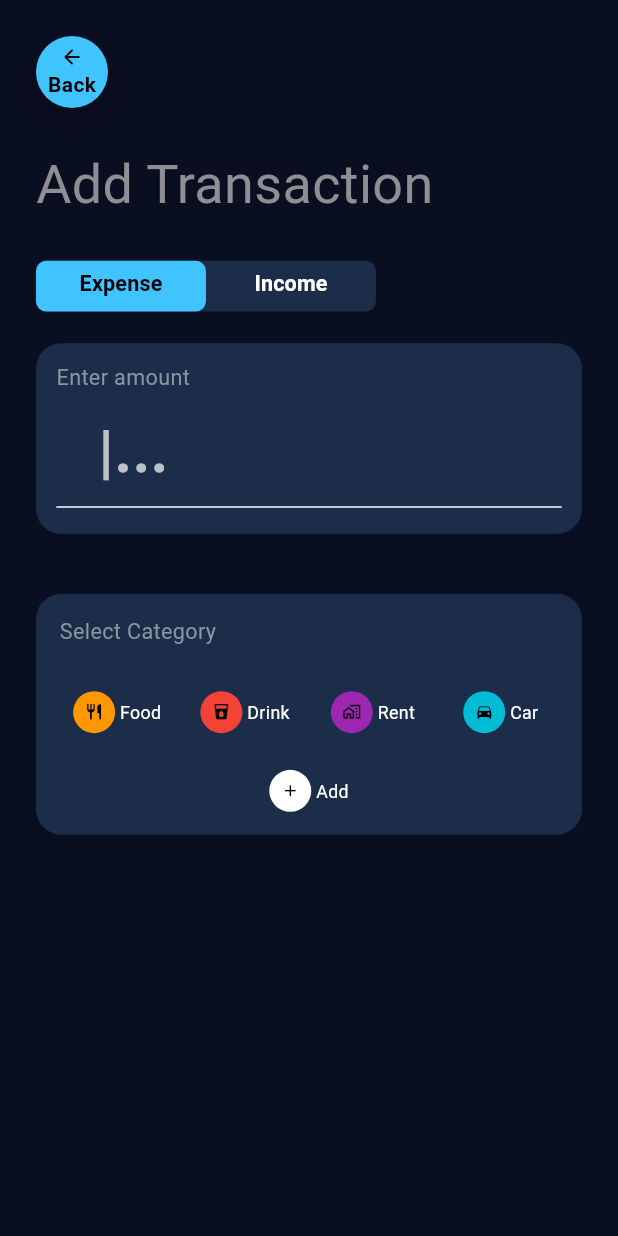
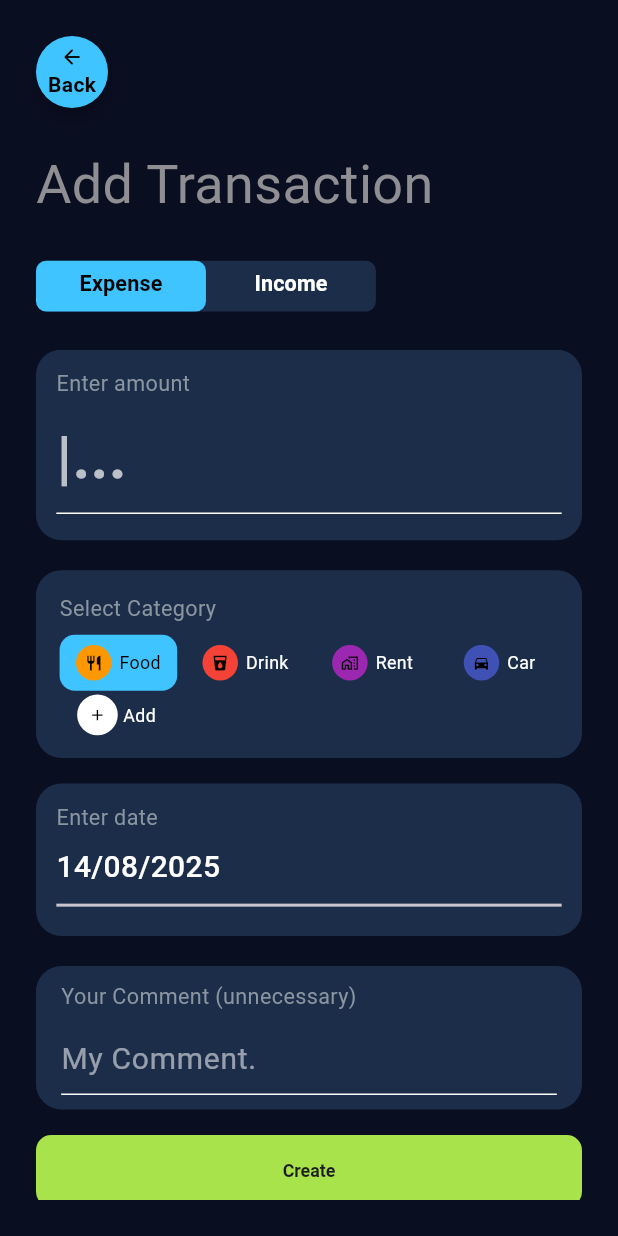
Before and after one commit to AbrorAzizov/Finance_Guard, a Flutter app: the screen it shows after launch, after a tap on "Add", on a phone screen of 412 x 824 dp. Run offline on Flutter 3.47's test engine with Material 3 defaults, Android fonts, the light colour scheme and no system bars; our stand-ins replace flutter_screenutil, get_it, hive, hive_flutter; accounts and stored records are empty; generated files the repository leaves out were written again.

Commit message:
first commit

```diff
--- a/lib/core/constants/app_colors.dart
+++ b/lib/core/constants/app_colors.dart
@@ -6,7 +6,7 @@ class AppColors {
   static const Color primary = Color(0xFF007AFF); // iOS-style blue
 
   /// Success indicator (e.g. +48.00%)
-  static const Color success = Color(0xFF34C759); // green
+  static const Color buttonColor = Color(0xFFA9E34B); // green
 
   /// Error indicator (e.g. -48.00%)
   static const Color error = Color(0xFFFF3B30); // red
--- /dev/null
+++ b/lib/core/widgets/comment_section.dart
@@ -0,0 +1,53 @@
+import 'package:finance_guard/core/constants/app_colors.dart';
+import 'package:finance_guard/core/constants/text_styles.dart';
+import 'package:flutter/material.dart';
+import 'package:flutter_screenutil/flutter_screenutil.dart';
+
+class CommentInput extends StatelessWidget {
+  final ValueChanged<String> onCommentChanged;
+  final String? initialValue;
+
+  const CommentInput({
+    super.key,
+    required this.onCommentChanged,
+    this.initialValue,
+  });
+
+  @override
+  Widget build(BuildContext context) {
+    final controller = TextEditingController(text: initialValue ?? '');
+
+    return Container(
+      height: 113.h,
+      width: double.infinity,
+      padding: EdgeInsets.symmetric(horizontal: 16.w, vertical: 12.h),
+      decoration: BoxDecoration(
+        color: AppColors.cardBackground,
+        borderRadius: BorderRadius.circular(20.r),
+      ),
+      child: Column(
+        crossAxisAlignment: CrossAxisAlignment.start,
+        children: [
+          Text("Your Comment (unnecessary)", style: AppTextStyles.widgetLabel),
+          SizedBox(height: 8.h),
+          TextField(
+            controller: controller,
+            style: TextStyle(color: Colors.white, fontSize: 20),
+            decoration: InputDecoration(
+              hintText: "My Comment.",
+              enabledBorder: const UnderlineInputBorder(
+                borderSide: BorderSide(color: Colors.white),
+              ),
+              focusedBorder: const UnderlineInputBorder(
+                borderSide: BorderSide(color: Colors.white, width: 2),
+              ),
+              hintStyle: TextStyle(color: Colors.white54),
+              border: InputBorder.none,
+            ),
+            onChanged: onCommentChanged,
+          ),
+        ],
+      ),
+    );
+  }
+}
--- /dev/null
+++ b/lib/core/widgets/create_button.dart
@@ -0,0 +1,33 @@
+import 'package:finance_guard/core/constants/app_colors.dart';
+import 'package:flutter/material.dart';
+import 'package:flutter_screenutil/flutter_screenutil.dart';
+
+class CreateButton extends StatelessWidget {
+  final VoidCallback onPressed;
+  const CreateButton({super.key, required this.onPressed});
+
+  @override
+  Widget build(BuildContext context) {
+    return ElevatedButton(
+      onPressed: () {
+        // TODO: validate and save transaction
+        debugPrint('Создание транзакции...');
+      },
+      style: ElevatedButton.styleFrom(
+        minimumSize: Size(double.infinity, 48),
+        backgroundColor: AppColors.buttonColor,
+        foregroundColor: AppColors.backgroundDark,
+        padding: EdgeInsets.symmetric(vertical: 14.h),
+        shape: RoundedRectangleBorder(
+          borderRadius: BorderRadius.circular(12.r),
+        ),
+        textStyle: TextStyle(
+          fontSize: 14.sp,
+          fontWeight: FontWeight.w600,
+        ),
+      ),
+      child: const Text('Create'),
+    );
+
+  }
+}
--- /dev/null
+++ b/lib/core/widgets/date_picker.dart
@@ -0,0 +1,74 @@
+import 'package:flutter/cupertino.dart';
+import 'package:flutter/material.dart';
+import 'package:flutter_screenutil/flutter_screenutil.dart';
+import 'package:intl/intl.dart';
+
+import '../constants/app_colors.dart';
+import '../constants/text_styles.dart';
+
+class DatePicker extends StatefulWidget {
+  final ValueChanged<DateTime> onDateSelected;
+  const DatePicker({super.key, required this.onDateSelected});
+
+  @override
+  State<DatePicker> createState() => _DatePickerState();
+}
+
+class _DatePickerState extends State<DatePicker> {
+  late DateTime selectedDate;
+
+  @override
+  void initState() {
+    super.initState();
+    selectedDate =  DateTime.now();
+  }
+
+  _showDatePicker () {
+    showModalBottomSheet(context: context, builder: (context) {
+      return SizedBox(height: 250,
+      child: CupertinoDatePicker(
+        mode: CupertinoDatePickerMode.date,
+        onDateTimeChanged: (value) {
+          setState(() {
+            selectedDate = value;
+          });
+        },
+      ),);
+    },);
+  }
+
+
+  @override
+  Widget build(BuildContext context) {
+    return GestureDetector(
+      onTap: _showDatePicker,
+      child: Container(
+        padding:  EdgeInsets.symmetric(horizontal: 16.h, vertical: 12.w),
+        decoration: BoxDecoration(
+          color: AppColors.cardBackground,
+          borderRadius: BorderRadius.circular(20.r),
+        ),
+
+        width: double.infinity,
+        child: Column(
+          crossAxisAlignment:CrossAxisAlignment.start,
+          children: [
+            Text('Enter date', style: AppTextStyles.widgetLabel),
+            const SizedBox(height: 8),
+            Text(
+              DateFormat('dd/MM/yyyy').format(selectedDate),
+              style: const TextStyle(
+                  color: Colors.white,
+                  fontSize: 20,
+                  fontWeight: FontWeight.w500),
+            ),
+            SizedBox(height: 3.h,),
+            const Divider(
+              thickness: 2,
+            )
+          ],
+        ),
+      ),
+    );
+  }
+}
--- a/lib/core/widgets/enter_amount.dart
+++ b/lib/core/widgets/enter_amount.dart
@@ -2,19 +2,40 @@ import 'package:finance_guard/core/constants/app_colors.dart';
 import 'package:flutter/material.dart';
 import 'package:flutter/services.dart';
 import 'package:flutter_screenutil/flutter_screenutil.dart';
-
 import '../constants/text_styles.dart';
 
-class CurrencyInput extends StatelessWidget {
-  const CurrencyInput({super.key});
+class CurrencyInput extends StatefulWidget {
+  final ValueChanged<String> selectedAmount;
+  const CurrencyInput({super.key, required this.selectedAmount});
+
+  @override
+  State<CurrencyInput> createState() => _CurrencyInputState();
+}
+
+class _CurrencyInputState extends State<CurrencyInput> {
+  late final TextEditingController controller;
+
+  @override
+  void initState() {
+    super.initState();
+    controller = TextEditingController();
+    controller.addListener(() {
+      widget.selectedAmount(controller.text);
+    });
+  }
+
+  @override
+  void dispose() {
+    controller.dispose();
+    super.dispose();
+  }
 
   @override
   Widget build(BuildContext context) {
     return Container(
-      padding:  EdgeInsets.symmetric(horizontal: 16.h, vertical: 12.w),
-      height: 150.h ,
+      padding: EdgeInsets.symmetric(horizontal: 16.h, vertical: 12.w),
+      height: 150.h,
       width: double.infinity,
-
       decoration: BoxDecoration(
         color: AppColors.cardBackground,
         borderRadius: BorderRadius.circular(20.r),
@@ -23,8 +44,8 @@ class CurrencyInput extends StatelessWidget {
         crossAxisAlignment: CrossAxisAlignment.start,
         children: [
           Text('Enter amount', style: AppTextStyles.widgetLabel),
-
           TextField(
+            controller: controller,
             keyboardType: const TextInputType.numberWithOptions(decimal: true),
             inputFormatters: [
               FilteringTextInputFormatter.allow(RegExp(r'^\d+\.?\d{0,2}')),
@@ -35,20 +56,19 @@ class CurrencyInput extends StatelessWidget {
               fontWeight: FontWeight.bold,
             ),
             cursorColor: Colors.white,
-            decoration:  InputDecoration(
-              enabledBorder: UnderlineInputBorder(
-                borderSide: BorderSide(color: Colors.white), // цвет линии
+            decoration: InputDecoration(
+              enabledBorder: const UnderlineInputBorder(
+                borderSide: BorderSide(color: Colors.white),
               ),
-              focusedBorder: UnderlineInputBorder(
-                borderSide: BorderSide(color: Colors.white, width: 2), // при фокусе
+              focusedBorder: const UnderlineInputBorder(
+                borderSide: BorderSide(color: Colors.white, width: 2),
               ),
-              prefixText: '\$ ',
               prefixStyle: TextStyle(color: Colors.white, fontSize: 40.h),
               hintText: '|...',
-              hintStyle: TextStyle(
+              hintStyle: const TextStyle(
                 color: Colors.white70,
                 fontSize: 40,
-                fontWeight: FontWeight.bold
+                fontWeight: FontWeight.bold,
               ),
             ),
           ),
--- a/lib/core/widgets/selecting_category.dart
+++ b/lib/core/widgets/selecting_category.dart
@@ -18,21 +18,17 @@ class Category {
 class SelectingCategory extends StatelessWidget {
   final Category? selectedCategory;
   final ValueChanged<Category> onSelect;
+  final List<Category> categories;
 
   const SelectingCategory({
     super.key,
     required this.selectedCategory,
-    required this.onSelect,
+    required this.onSelect, required this.categories,
   });
 
   @override
   Widget build(BuildContext context) {
-    final categories = const [
-      Category(name: 'Food', icon: Icons.restaurant, color: Colors.orange),
-      Category(name: 'Drink', icon: Icons.local_drink, color: Colors.red),
-      Category(name: 'Rent', icon: Icons.home_work_outlined, color: Colors.purple),
-      Category(name: 'Car', icon: Icons.directions_car, color: Colors.cyan),
-    ];
+
 
     return Container(
       padding: EdgeInsets.symmetric(horizontal: 15.w, vertical: 18.h),
@@ -45,27 +41,30 @@ class SelectingCategory extends StatelessWidget {
        crossAxisAlignment: CrossAxisAlignment.start,
         children: [
           Text('Select Category', style: AppTextStyles.widgetLabel),
-          SizedBox(height: 5.h),
+          SizedBox(height: 8.h),
           GridView.builder(
             shrinkWrap: true,
             physics: NeverScrollableScrollPhysics(), // чтобы не было скролла
             itemCount: categories.length,
             gridDelegate: SliverGridDelegateWithFixedCrossAxisCount(
               crossAxisCount: 4,
-              crossAxisSpacing: 8.w,
-              mainAxisSpacing: 8.h,
+              crossAxisSpacing: 6.w,
+              mainAxisSpacing: 6.h,
+                childAspectRatio: 2.1
             ),
             itemBuilder: (context, index) {
               final category = categories[index];
-              final isSelected = category == selectedCategory;
+              final isSelected = category.name == selectedCategory?.name;
 
               return GestureDetector(
                 onTap: () => onSelect(category),
                 child: Container(
+                  height: 32.h,
+                  width: 72.w,
                   decoration: BoxDecoration(
                     color: isSelected
                         ? Colors.lightBlueAccent
-                        : AppColors.cardBackground,
+                        :AppColors.cardBackground,
                     borderRadius: BorderRadius.circular(12.r),
                   ),
                   child: Row(
@@ -73,15 +72,15 @@ class SelectingCategory extends StatelessWidget {
                     children: [
                       CircleAvatar(
                         child: Icon(category.icon,
-                            size: 14.h.w, color: Colors.black),
-                        maxRadius: 14,
+                            size: 14.h, color: Colors.black),
+                        maxRadius: 14.r,
                         backgroundColor: category.color,
                       ),
-                      SizedBox(width: 3.w),
+                      SizedBox(width: 5.w),
                       Text(
                         category.name,
                         style: TextStyle(
-                          color: Colors.white,
+                           color: isSelected? Colors.black : Colors.white ,
                           fontSize: 14.sp,
                           fontWeight: FontWeight.w400,
                         ),
@@ -93,13 +92,17 @@ class SelectingCategory extends StatelessWidget {
               );
             },
           ),
-          GestureDetector(
+          SizedBox(height: 3.h,),
+          SizedBox(
+            height: 32.h,
+            width: 72.w,
+            child: GestureDetector(
               onTap: () {},
               child: Row(
                 mainAxisAlignment: MainAxisAlignment.center,
                 children: [
                   CircleAvatar(
-                  child: Icon(Icons.add, size: 14.h.w, color: Colors.black),
+                    child: Icon(Icons.add, size: 14.h, color: Colors.black),
                     maxRadius: 14,
                     backgroundColor: Colors.white,
                   ),
@@ -114,6 +117,7 @@ class SelectingCategory extends StatelessWidget {
                   ),
                 ],
               ),
+            ),
           )
         ],
       ),
--- a/lib/features/home/data/model/transaction_model.dart
+++ b/lib/features/home/data/model/transaction_model.dart
@@ -1,13 +1,13 @@
 import 'package:hive/hive.dart';
-
 import '../../domain/entity/transaction_entity.dart';
+part 'transaction_model.g.dart';
 
 @HiveType(typeId: 0)
 class TransactionModel {
   @HiveField(0) final String id;
   @HiveField(1) final double amount;
   @HiveField(2) final int iconCodePoint;
-  @HiveField(3) final String iconFontFamily;
+  @HiveField(3) String? iconFontFamily;
   @HiveField(4) final int categoryColor;
   @HiveField(5) final DateTime date;
   @HiveField(6) final String? comment;
@@ -17,7 +17,7 @@ class TransactionModel {
     required this.id,
     required this.amount,
     required this.iconCodePoint,
-    required this.iconFontFamily,
+    this.iconFontFamily,
     required this.categoryColor,
     required this.date,
     this.comment,
--- a/lib/features/home/domain/entity/transaction_entity.dart
+++ b/lib/features/home/domain/entity/transaction_entity.dart
@@ -3,7 +3,7 @@ class TransactionEntity {
   final String id;
   final double amount;
   final int iconCodePoint;
-  final String iconFontFamily;
+  final String? iconFontFamily;
   final int categoryColor;
   final DateTime date;
   final String? comment;
@@ -13,7 +13,7 @@ class TransactionEntity {
     required this.id,
     required this.amount,
     required this.iconCodePoint,
-    required this.iconFontFamily,
+     this.iconFontFamily,
     required this.categoryColor,
     required this.date,
     this.comment,
--- a/lib/features/home/pages/transaction_page.dart
+++ b/lib/features/home/pages/transaction_page.dart
@@ -1,12 +1,19 @@
 import 'package:finance_guard/core/constants/text_styles.dart';
 import 'package:finance_guard/core/widgets/back_button.dart';
+import 'package:finance_guard/features/home/domain/entity/transaction_entity.dart';
+import 'package:finance_guard/features/home/domain/repository/transaction_repo.dart';
 import 'package:flutter/material.dart';
 import 'package:flutter_screenutil/flutter_screenutil.dart';
+import 'package:uuid/uuid.dart';
 
 import '../../../core/constants/app_colors.dart';
+import '../../../core/widgets/comment_section.dart';
+import '../../../core/widgets/create_button.dart';
 import '../../../core/widgets/custom_tab_bar.dart';
+import '../../../core/widgets/date_picker.dart';
 import '../../../core/widgets/enter_amount.dart';
 import '../../../core/widgets/selecting_category.dart';
+import '../../../servise_locator.dart';
 
 class TransactionPage extends StatefulWidget {
   const TransactionPage({super.key});
@@ -16,17 +23,54 @@ class TransactionPage extends StatefulWidget {
 }
 
 class _TransactionPageState extends State<TransactionPage> {
+  final transactionRepository = sl<TransactionRepository>();
+
+  final categories = const [
+    Category(name: 'Food', icon: Icons.restaurant, color: Colors.orange),
+    Category(name: 'Drink', icon: Icons.local_drink, color: Colors.red),
+    Category(name: 'Rent', icon: Icons.home_work_outlined, color: Colors.purple),
+    Category(name: 'Car', icon: Icons.directions_car, color: Colors.indigo),
+  ];
+  late Category selectedCategory = categories[0];
+  late DateTime selectedTime;
+  double moneyAmount = 0;
+  String? comment;
+  final _uuid = Uuid();
+
+  Future<void> _createTransaction() async {
+    if (moneyAmount == 0) {
+      return;
+    }
+    final transaction = TransactionEntity(
+        id: _uuid.v4(),
+        comment: comment,
+        amount: moneyAmount,
+        iconCodePoint: selectedCategory.icon.codePoint,
+        iconFontFamily: selectedCategory.icon.fontFamily,
+        categoryColor: selectedCategory.color.value,
+        date: selectedTime,
+        type: DefaultTabController.of(context).index == 0 ? 'expense' : 'income',);
+    try{
+      await transactionRepository.addTransaction(transaction);
+      final response = await transactionRepository.getAllTransaction();
+      print('hi');
+    }catch (e){
+      print(e);
+    }
+
+
+  }
+
   @override
   Widget build(BuildContext context) {
-    Category? selectedCategory;
-
     return DefaultTabController(
       length: 2,
       child: Scaffold(
           body: SafeArea(
         child: Padding(
           padding: EdgeInsets.all(24),
-          child: Column(crossAxisAlignment: CrossAxisAlignment.start, children: [
+          child:
+              Column(crossAxisAlignment: CrossAxisAlignment.start, children: [
             ArrowBackButton(
               onPressed: () {
                 Navigator.pop(context);
@@ -41,7 +85,7 @@ class _TransactionPageState extends State<TransactionPage> {
             ),
             Container(
               height: 40.h,
-              width: MediaQuery.of(context).size.width * 0.55 ,
+              width: MediaQuery.of(context).size.width * 0.55,
               decoration: BoxDecoration(
                 borderRadius: BorderRadius.all(Radius.circular(8.r)),
                 color: AppColors.cardBackground,
@@ -58,28 +102,63 @@ class _TransactionPageState extends State<TransactionPage> {
                 tabs: const [
                   TabItem(title: 'Expense'),
                   TabItem(title: 'Income'),
-
                 ],
               ),
             ),
-            SizedBox(height: 25.h),
+            SizedBox(height: 30.h),
             Expanded(
               child: TabBarView(
                 children: [
-                  Column(
+                  SingleChildScrollView(
+                    child: Column(
                       children: [
-                      CurrencyInput(),
-                      SizedBox(height: 40,),
+                        CurrencyInput(
+                          selectedAmount: (value) {
+                            setState(() {
+                              moneyAmount = double.tryParse(value) ?? 0;
+                              print(moneyAmount);
+                            });
+                          },
+                        ),
+                        SizedBox(
+                          height: 20,
+                        ),
                         SelectingCategory(
                           selectedCategory: selectedCategory,
-                        onSelect: (cat) {
+                          onSelect: (category) {
                             setState(() {
-                            selectedCategory = cat;
+                              debugPrint('Выбрана категория: ${category.name}');
+                              selectedCategory = category;
                             });
                           },
+                          categories: categories,
+                        ),
+                        SizedBox(height: 20.h),
+                        DatePicker(
+                          onDateSelected: (value) {
+                            setState(() {
+                              selectedTime = value;
+                            });
+                          },
+                        ),
+                        SizedBox(
+                          height: 20,
+                        ),
+                        CommentInput(
+                          onCommentChanged: (text) {
+                            comment = text;
+                          },
+                        ),
+                        SizedBox(
+                          height: 20.h,
+                        ),
+                        CreateButton(
+                          onPressed: () {
+                            _createTransaction();
+                          },
                         )
-
                       ],
+                    ),
                   ),
                   Text('inc'),
                 ],
--- a/lib/main.dart
+++ b/lib/main.dart
@@ -1,8 +1,20 @@
 import 'package:finance_guard/features/home/pages/home_page.dart';
+import 'package:finance_guard/servise_locator.dart';
 import 'package:flutter/material.dart';
 import 'package:flutter_screenutil/flutter_screenutil.dart';
+import 'package:hive/hive.dart';
+import 'package:hive_flutter/adapters.dart';
 
-void main() {
+import 'features/home/data/model/transaction_model.dart';
+
+void main() async{
+  WidgetsFlutterBinding.ensureInitialized();
+  await Hive.initFlutter();
+  Hive.registerAdapter(TransactionModelAdapter());
+  setupServiceLocator();
+
+
+
   runApp(const MyApp());
 }
 
--- /dev/null
+++ b/lib/servise_locator.dart
@@ -0,0 +1,13 @@
+import 'package:finance_guard/features/home/data/repository/transaction_repo_imp.dart';
+import 'package:finance_guard/features/home/domain/repository/transaction_repo.dart';
+import 'package:get_it/get_it.dart';
+import 'package:hive/hive.dart';
+
+import 'features/home/data/model/transaction_model.dart';
+
+final sl = GetIt.instance;
+
+Future<void> setupServiceLocator() async {
+  final box = await Hive.openBox<TransactionModel>('transactions');
+  sl.registerSingleton<TransactionRepository>(TransactionRepoImp(box: box));
+}
--- a/pubspec.yaml
+++ b/pubspec.yaml
@@ -38,6 +38,11 @@ dependencies:
   hive:
   hive_flutter:
   path_provider:
+  flutter_datetime_picker_plus: ^2.0.1
+  intl: ^0.19.0
+  uuid:
+  get_it:
+
 
 dev_dependencies:
   hive_generator: ^2.0.0
```
Also changed, not shown: lib/features/home/bloc/transaction_bloc/transaction_cubit.dart (added), lib/features/home/bloc/transaction_bloc/transaction_state.dart (added), lib/features/home/view/transaction/expense_tab.dart (added), lib/features/home/view/transaction/income_tab.dart (added), pubspec.lock. Lines whose indentation alone changed are shown as unchanged.
